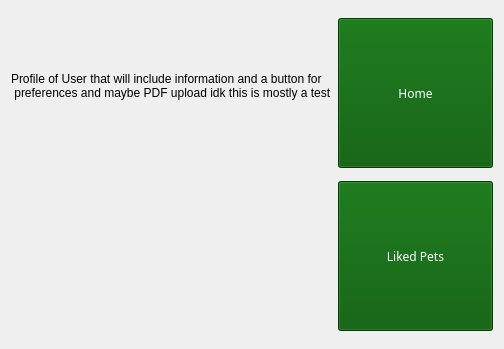
Before: the Qt Designer form pet_tinder/gui/profilepage.ui in CS-205-S21/team_1_4, drawn with Qt 5.
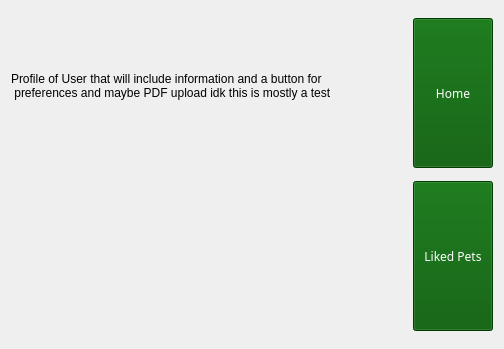
After: the same form once the commit is applied.

What changed in the file:
```diff
--- a/pet_tinder/gui/profilepage.ui
+++ b/pet_tinder/gui/profilepage.ui
@@ -18,7 +18,7 @@
   </property>
   <layout class="QHBoxLayout" name="horizontalLayout">
    <item>
-    <layout class="QGridLayout" name="gridLayout">
+    <layout class="QGridLayout" name="gridLayout" columnstretch="2,0">
      <item row="0" column="1">
       <widget class="QPushButton" name="homeButton">
        <property name="minimumSize">
```
Left out of the diff: 4 changed lines with no effect on the pictures.
